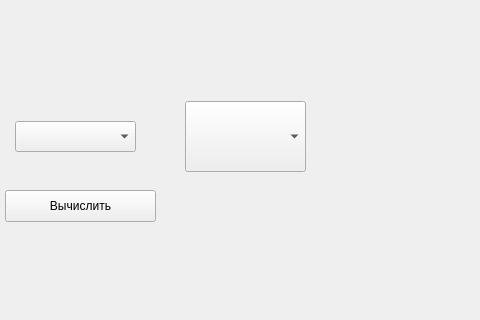
The window that lr4/mainwindow.ui (Feral4es/QtLabs) describes before a commit, drawn with Qt 5; both pictures show x 215 to 695 and y 0 to 320 of the 800 by 600 pixel window.
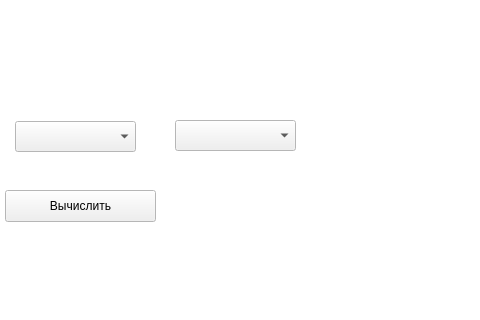
The same window after the commit.

```diff
--- a/lr4/mainwindow.ui
+++ b/lr4/mainwindow.ui
@@ -10,6 +10,70 @@
     <height>600</height>
    </rect>
   </property>
+  <property name="palette">
+   <palette>
+    <active>
+     <colorrole role="Base">
+      <brush brushstyle="SolidPattern">
+       <color alpha="255">
+        <red>255</red>
+        <green>255</green>
+        <blue>255</blue>
+       </color>
+      </brush>
+     </colorrole>
+     <colorrole role="Window">
+      <brush brushstyle="SolidPattern">
+       <color alpha="255">
+        <red>255</red>
+        <green>255</green>
+        <blue>255</blue>
+       </color>
+      </brush>
+     </colorrole>
+    </active>
+    <inactive>
+     <colorrole role="Base">
+      <brush brushstyle="SolidPattern">
+       <color alpha="255">
+        <red>255</red>
+        <green>255</green>
+        <blue>255</blue>
+       </color>
+      </brush>
+     </colorrole>
+     <colorrole role="Window">
+      <brush brushstyle="SolidPattern">
+       <color alpha="255">
+        <red>255</red>
+        <green>255</green>
+        <blue>255</blue>
+       </color>
+      </brush>
+     </colorrole>
+    </inactive>
+    <disabled>
+     <colorrole role="Base">
+      <brush brushstyle="SolidPattern">
+       <color alpha="255">
+        <red>255</red>
+        <green>255</green>
+        <blue>255</blue>
+       </color>
+      </brush>
+     </colorrole>
+     <colorrole role="Window">
+      <brush brushstyle="SolidPattern">
+       <color alpha="255">
+        <red>255</red>
+        <green>255</green>
+        <blue>255</blue>
+       </color>
+      </brush>
+     </colorrole>
+    </disabled>
+   </palette>
+  </property>
   <property name="windowTitle">
    <string>MainWindow</string>
   </property>
@@ -87,10 +151,10 @@
    <widget class="QComboBox" name="comboBox_op2">
     <property name="geometry">
      <rect>
-      <x>400</x>
-      <y>101</y>
+      <x>390</x>
+      <y>120</y>
       <width>121</width>
-      <height>71</height>
+      <height>31</height>
      </rect>
     </property>
     <item>
```
Left out of the diff: 2 changed lines with no effect on the pictures.
